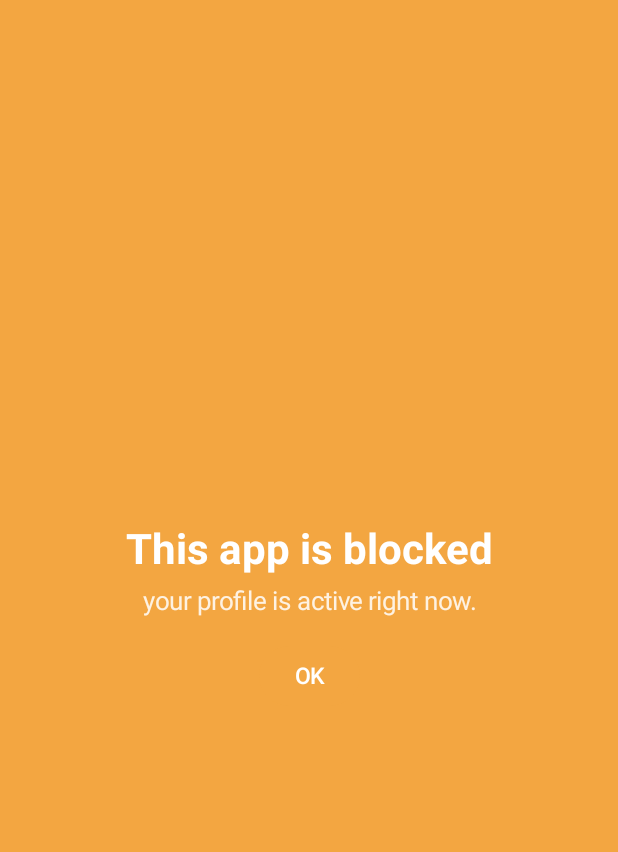
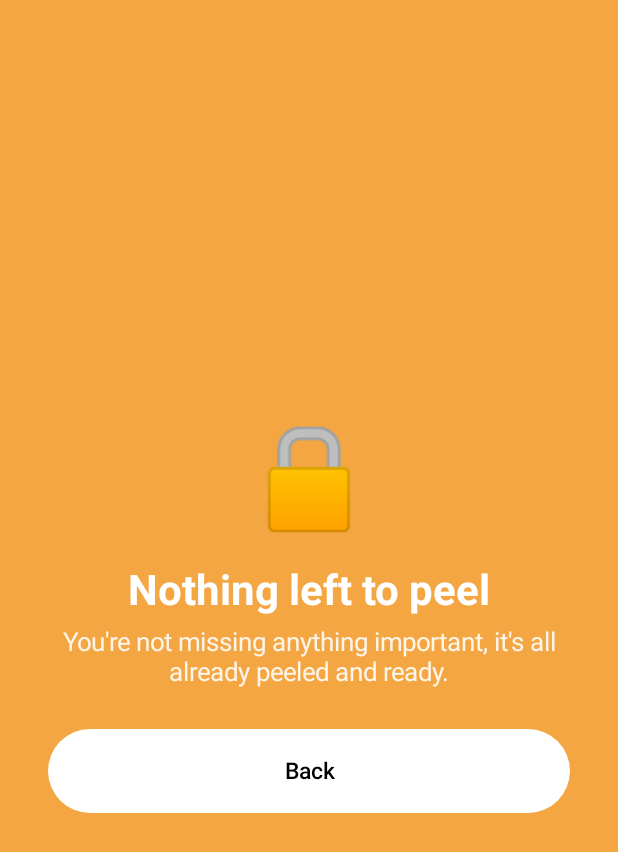
Before and after one commit to Ctrus-dev/Ctrus-Android---Fresh-Start-Every-Tap, an Android app built with Jetpack Compose: the BlockerActivity screen opened directly, with no data from a screen before it, on a phone screen of 412 x 824 dp. Shown: the top 852 px of the screen. Run offline under Robolectric (Android 15) with nearby library versions, the phone set to English and light mode, and no system bars; network calls fail.

Commit message:
Redesign block screen to match iOS shield, fix abrupt-close bug
The block screen never showed any of the rotating citrus messages
(always a static placeholder) and had no lock icon. It now mirrors
ShieldConfigurationExtension.swift: solid theme-color background, a
lock emoji, and one of 6 citrus-themed title/subtitle/button messages
chosen deterministically per app per day. Also updates the 16 active-
session focus messages to the new citrus-themed set, all localized in
EN/PT/ES to match the iOS strings.

Also fixes blocking an app visibly flashing the home screen before
the shield appeared: BlockingAccessibilityService used to call
GLOBAL_ACTION_HOME and wait 250ms before launching BlockerActivity,
to win a race against the home transition. That fix worked but read
as the blocked app abruptly closing. Removed the HOME kick entirely —
BlockerActivity now launches instantly on top of the blocked app —
and moved "go home" to BlockerActivity's own dismiss/back handling,
which is what actually needs to keep the blocked app's task from
being revealed. Verified on-device: instant shield, reliable re-block
on repeated attempts, dismiss lands on home not back in the app.

Co-Authored-By: Claude Sonnet 5 <noreply@anthropic.com>
Claude-Session: https://claude.ai/code/session_016WUT3baCmE6i5hmrefJaPL

```diff
--- a/app/src/main/java/mo/dev/ctrus/MainActivity.kt
+++ b/app/src/main/java/mo/dev/ctrus/MainActivity.kt
@@ -371,7 +371,7 @@ private fun CtrusNavHost(
             val session = activeSession
             val profile = activeProfile
             if (session != null && profile != null) {
-                val focusMessage by orchestrator.focusMessage.collectAsState()
+                val focusMessageIndex by orchestrator.focusMessage.collectAsState()
                 val allowsBreaks = StrategyCapabilities.allowsTimedBreaks(profile.blockingStrategyId)
                 val isBreakActive = session.isBreakActive(profile, allowsBreaks)
 
@@ -380,7 +380,7 @@ private fun CtrusNavHost(
                         profileName = profile.name,
                         statusMessage = if (isBreakActive) stringResource(R.string.session_on_break) else null,
                         displayTime = DateFormatters.formatDurationClock(displaySeconds),
-                        focusMessage = focusMessage,
+                        focusMessageIndex = focusMessageIndex,
                         isBreakActive = isBreakActive,
                         isBreakAvailable = session.isBreakAvailable(profile, allowsBreaks),
                     ),
--- a/app/src/main/java/mo/dev/ctrus/blocking/BlockerActivity.kt
+++ b/app/src/main/java/mo/dev/ctrus/blocking/BlockerActivity.kt
@@ -1,40 +1,71 @@
 package mo.dev.ctrus.blocking
 
+import android.content.Intent
 import android.os.Bundle
 import androidx.activity.ComponentActivity
 import androidx.activity.compose.setContent
+import androidx.activity.OnBackPressedCallback
 import androidx.compose.foundation.background
 import androidx.compose.foundation.layout.Arrangement
 import androidx.compose.foundation.layout.Column
 import androidx.compose.foundation.layout.Spacer
 import androidx.compose.foundation.layout.fillMaxSize
+import androidx.compose.foundation.layout.fillMaxWidth
 import androidx.compose.foundation.layout.height
 import androidx.compose.foundation.layout.padding
+import androidx.compose.foundation.shape.RoundedCornerShape
 import androidx.compose.material3.Button
+import androidx.compose.material3.ButtonDefaults
 import androidx.compose.material3.MaterialTheme
 import androidx.compose.material3.Text
 import androidx.compose.runtime.Composable
 import androidx.compose.ui.Alignment
 import androidx.compose.ui.Modifier
 import androidx.compose.ui.graphics.Color
+import androidx.compose.ui.res.stringArrayResource
 import androidx.compose.ui.res.stringResource
 import androidx.compose.ui.text.style.TextAlign
 import androidx.compose.ui.unit.dp
+import androidx.compose.ui.unit.sp
 import mo.dev.ctrus.R
 import mo.dev.ctrus.theme.CtrusTheme
 import mo.dev.ctrus.theme.ThemeManager
 
-/** Full-screen block surface shown in place of a blocked app, mirroring Switchly's BlockerActivity. */
+/**
+ * Full-screen block surface shown in place of a blocked app, mirroring
+ * ShieldConfigurationExtension.swift: solid theme-color background, a 🔒 icon, and one of 6
+ * citrus-themed messages chosen deterministically per app per day (same FNV-1a-hash-of-name
+ * XOR day-key scheme as [getFunBlockMessage] on iOS) — title/subtitle/button travel together.
+ */
 class BlockerActivity : ComponentActivity() {
     override fun onCreate(savedInstanceState: Bundle?) {
         super.onCreate(savedInstanceState)
 
-        val profileName = intent.getStringExtra(EXTRA_PROFILE_NAME) ?: getString(R.string.blocker_profile_fallback)
+        val packageName = intent.getStringExtra(EXTRA_PACKAGE_NAME)
+        val appLabel = packageName
+            ?.let { runCatching { packageManager.getApplicationInfo(it, 0) }.getOrNull() }
+            ?.let { packageManager.getApplicationLabel(it).toString() }
         val themeManager = ThemeManager.getInstance(applicationContext)
+
+        // Matches iOS's shield: its dismiss button doesn't reveal the app underneath — it
+        // returns to the home screen. Android can't intercept the blocked app before it opens
+        // (unlike iOS's ManagedSettings), so its task is still alive behind this activity;
+        // going home on dismiss (instead of just finishing back into it) keeps that invisible.
+        val goHome = {
+            startActivity(Intent(Intent.ACTION_MAIN).addCategory(Intent.CATEGORY_HOME).addFlags(Intent.FLAG_ACTIVITY_NEW_TASK))
+            finish()
+        }
+        onBackPressedDispatcher.addCallback(this, object : OnBackPressedCallback(true) {
+            override fun handleOnBackPressed() = goHome()
+        })
 
         setContent {
             CtrusTheme(themeManager) {
-                BlockerScreen(profileName = profileName, onDismiss = { finish() })
+                BlockerScreen(
+                    appLabel = appLabel ?: stringResource(R.string.blocker_app_fallback),
+                    variantIndex = variantIndex(appLabel ?: packageName.orEmpty()),
+                    onDismiss = goHome,
+                )
             }
         }
     }
@@ -42,11 +73,32 @@ class BlockerActivity : ComponentActivity() {
     companion object {
         const val EXTRA_PACKAGE_NAME = "package_name"
         const val EXTRA_PROFILE_NAME = "profile_name"
+
+        /** FNV-1a 64-bit over UTF-16 code units, mirroring stableSeed(for:) in Swift. */
+        private fun stableSeed(name: String): Long {
+            var hash = -3750763034362895579L // 14695981039346656037 as signed Long
+            for (unit in name) {
+                hash = hash xor unit.code.toLong()
+                hash *= 1099511628211L
+            }
+            return hash
+        }
+
+        private fun variantIndex(name: String): Int {
+            val today = java.time.LocalDate.now()
+            val dayKey = today.year * 10_000 + today.monthValue * 100 + today.dayOfMonth
+            val seed = stableSeed(name) xor dayKey.toLong()
+            return (kotlin.math.abs(seed) % 6).toInt()
+        }
     }
 }
 
 @Composable
-private fun BlockerScreen(profileName: String, onDismiss: () -> Unit) {
+private fun BlockerScreen(appLabel: String, variantIndex: Int, onDismiss: () -> Unit) {
+    val titles = stringArrayResource(R.array.shield_titles)
+    val subtitles = stringArrayResource(R.array.shield_subtitles)
+    val buttons = stringArrayResource(R.array.shield_buttons)
+
     Column(
         modifier = Modifier
             .fillMaxSize()
@@ -55,22 +107,29 @@ private fun BlockerScreen(profileName: String, onDismiss: () -> Unit) {
         verticalArrangement = Arrangement.Center,
         horizontalAlignment = Alignment.CenterHorizontally
     ) {
+        Text("🔒", fontSize = 64.sp)
+        Spacer(Modifier.height(20.dp))
         Text(
-            stringResource(R.string.blocker_title),
+            titles[variantIndex],
             style = MaterialTheme.typography.headlineMedium,
             color = Color.White,
             textAlign = TextAlign.Center
         )
         Spacer(Modifier.height(8.dp))
         Text(
-            stringResource(R.string.blocker_subtitle, profileName),
+            subtitles[variantIndex].format(appLabel),
             style = MaterialTheme.typography.bodyLarge,
-            color = Color.White.copy(alpha = 0.85f),
+            color = Color.White.copy(alpha = 0.88f),
             textAlign = TextAlign.Center
         )
-        Spacer(Modifier.height(16.dp))
-        Button(onClick = onDismiss) {
-            Text(stringResource(R.string.blocker_ok))
+        Spacer(Modifier.height(28.dp))
+        Button(
+            onClick = onDismiss,
+            shape = RoundedCornerShape(28.dp),
+            colors = ButtonDefaults.buttonColors(containerColor = Color.White, contentColor = Color.Black),
+            modifier = Modifier.fillMaxWidth().height(56.dp),
+        ) {
+            Text(buttons[variantIndex])
         }
     }
 }
--- a/app/src/main/java/mo/dev/ctrus/session/SessionOrchestrator.kt
+++ b/app/src/main/java/mo/dev/ctrus/session/SessionOrchestrator.kt
@@ -76,8 +76,8 @@ class SessionOrchestrator(
     private val _displayedSeconds = MutableStateFlow(0.0)
     val displayedSeconds: StateFlow<Double> = _displayedSeconds
 
-    private val _focusMessage = MutableStateFlow(FocusMessages.random())
-    val focusMessage: StateFlow<String> = _focusMessage
+    private val _focusMessage = MutableStateFlow(FocusMessages.randomIndex())
+    val focusMessage: StateFlow<Int> = _focusMessage
 
     private val _errorMessage = MutableStateFlow<UiText?>(null)
     val errorMessage: StateFlow<UiText?> = _errorMessage
@@ -234,7 +234,7 @@ class SessionOrchestrator(
         }
         messageJob = viewModelScope.launch {
             while (isActive) {
-                _focusMessage.value = FocusMessages.random()
+                _focusMessage.value = FocusMessages.randomIndex()
                 delay(10_000)
             }
         }
--- a/app/src/main/java/mo/dev/ctrus/ui/session/ActiveSessionScreen.kt
+++ b/app/src/main/java/mo/dev/ctrus/ui/session/ActiveSessionScreen.kt
@@ -33,6 +33,7 @@ import androidx.compose.ui.Alignment
 import androidx.compose.ui.Modifier
 import androidx.compose.ui.graphics.Brush
 import androidx.compose.ui.graphics.Color
+import androidx.compose.ui.res.stringArrayResource
 import androidx.compose.ui.res.stringResource
 import androidx.compose.ui.text.font.FontFamily
 import androidx.compose.ui.text.font.FontWeight
@@ -45,7 +46,7 @@ data class ActiveSessionUiState(
     val profileName: String,
     val statusMessage: String? = null,
     val displayTime: String,
-    val focusMessage: String,
+    val focusMessageIndex: Int,
     val isBreakActive: Boolean,
     val isBreakAvailable: Boolean,
 )
@@ -101,7 +102,7 @@ fun ActiveSessionScreen(
                 )
                 Spacer(Modifier.height(8.dp))
                 Text(
-                    text = state.focusMessage,
+                    text = stringArrayResource(R.array.focus_messages)[state.focusMessageIndex],
                     style = MaterialTheme.typography.titleMedium,
                     color = supportingContent,
                     textAlign = TextAlign.Center
--- a/app/src/main/res/values/strings.xml
+++ b/app/src/main/res/values/strings.xml
@@ -258,10 +258,7 @@
     <string name="color_lime">Lime</string>
     <string name="color_lemon">Lemon</string>
     <string name="color_dark">Dark</string>
-    <string name="blocker_title">This app is blocked</string>
-    <string name="blocker_subtitle">%1$s is active right now.</string>
-    <string name="blocker_ok">OK</string>
-    <string name="blocker_profile_fallback">your profile</string>
+    <string name="blocker_app_fallback">This app</string>
     <string name="accessibility_service_description">Lets Ctrus detect when a blocked app is opened so it can show the block screen for the profile you configured.</string>
     <plurals name="apps_count">
         <item quantity="one">%1$d App</item>
@@ -299,4 +296,51 @@
         <item quantity="one">%1$d minute</item>
         <item quantity="other">%1$d minutes</item>
     </plurals>
+
+    <!-- Shown on the full-screen block surface (BlockerActivity), one of 6 variants chosen
+         deterministically per app per day, mirroring ShieldConfigurationExtension.swift. -->
+    <string-array name="shield_titles">
+        <item>Not ripe yet</item>
+        <item>Juicy trap</item>
+        <item>Juice preserved</item>
+        <item>Guard the grove</item>
+        <item>Nothing left to peel</item>
+        <item>Juiced up</item>
+    </string-array>
+    <string-array name="shield_subtitles">
+        <item>%1$s can wait until you\'re ready to pick it.</item>
+        <item>One click turns into twenty. Let\'s not squeeze this dry.</item>
+        <item>We\'re keeping your attention as fresh as morning juice.</item>
+        <item>A few minutes ripen into an hour before you know it.</item>
+        <item>You\'re not missing anything important, it\'s all already peeled and ready.</item>
+        <item>Small squeezes of effort like this fill the glass fast.</item>
+    </string-array>
+    <string-array name="shield_buttons">
+        <item>Back</item>
+        <item>Back</item>
+        <item>Got it</item>
+        <item>Stay zesty</item>
+        <item>Back</item>
+        <item>Keep squeezing</item>
+    </string-array>
+
+    <!-- Rotates on the active-session timer screen, mirroring FocusMessages.swift. -->
+    <string-array name="focus_messages">
+        <item>When life gives you lemons, make lemonade</item>
+        <item>An orange grove isn\'t planted in a day</item>
+        <item>Let your effort bear fruit</item>
+        <item>Don\'t cry over squeezed lemons</item>
+        <item>The lime always looks greener on someone else\'s tree</item>
+        <item>Progress ripens like citrus, one day at a time</item>
+        <item>This moment shapes the citrus you\'ll harvest tomorrow</item>
+        <item>Peel back the moment like an orange and taste it fully</item>
+        <item>Limit distractions, let your potential ripen like an orange</item>
+        <item>Your attention decides which grove you grow in</item>
+        <item>Protect your mental zest</item>
+        <item>Stay on your branch, like a lime waiting to ripen</item>
+        <item>Discipline is the zest that flavors freedom</item>
+        <item>Great work needs a full glass of lemonade</item>
+        <item>Leftover pulp from distraction dilutes your juice</item>
+        <item>Protect your grove, protect your time</item>
+    </string-array>
 </resources>
```
Also changed, not shown: app/src/main/java/mo/dev/ctrus/blocking/BlockingAccessibilityService.kt (+6 -14 lines), app/src/main/java/mo/dev/ctrus/strategy/FocusMessages.kt (+7 -46 lines), 3 other files.
